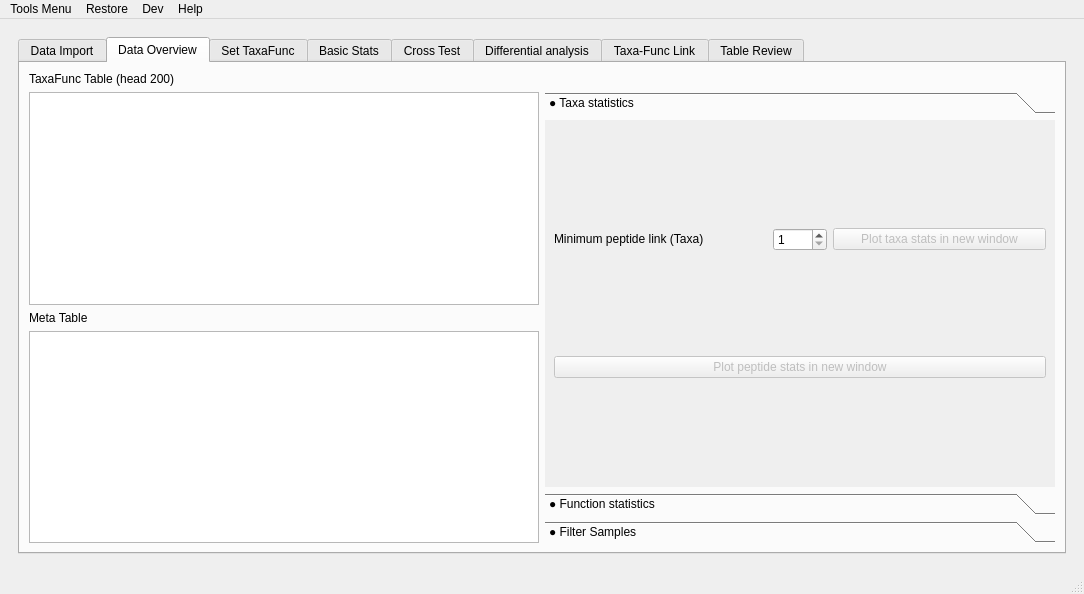
Above: utils/MetaX_GUI/MainWindow.ui from byemaxx/MetaX before the change. Below: the same form after it.
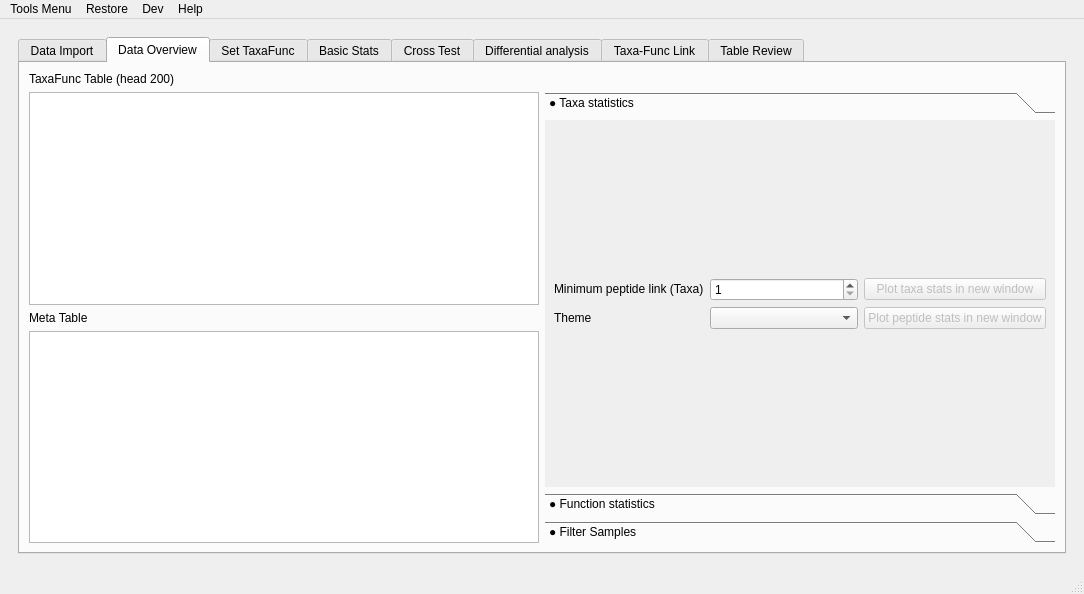
That is the form after the change. The open tabs and pages were chosen to show the change.

Commit message: - New: Add an option to plot the data overview with theme.

Patch:
```diff
--- a/utils/MetaX_GUI/MainWindow.ui
+++ b/utils/MetaX_GUI/MainWindow.ui
@@ -239,8 +239,8 @@
                 <rect>
                  <x>0</x>
                  <y>0</y>
-                 <width>360</width>
-                 <height>80</height>
+                 <width>477</width>
+                 <height>373</height>
                 </rect>
                </property>
                <attribute name="label">
@@ -250,12 +250,12 @@
                 <item row="3" column="0" colspan="2">
                  <layout class="QVBoxLayout" name="verticalLayout_overview_plot"/>
                 </item>
-                <item row="0" column="0" colspan="2">
-                 <layout class="QHBoxLayout" name="horizontalLayout_6">
-                  <item>
+                <item row="1" column="0" colspan="2">
+                 <layout class="QGridLayout" name="gridLayout_36">
+                  <item row="0" column="0">
                    <widget class="QLabel" name="label_133">
                     <property name="sizePolicy">
-                     <sizepolicy hsizetype="Preferred" vsizetype="Fixed">
+                     <sizepolicy hsizetype="Maximum" vsizetype="Fixed">
                       <horstretch>0</horstretch>
                       <verstretch>0</verstretch>
                      </sizepolicy>
@@ -265,10 +265,10 @@
                     </property>
                    </widget>
                   </item>
-                  <item>
+                  <item row="0" column="1">
                    <widget class="QSpinBox" name="spinBox_overview_tax_plot_new_window_peptide_num">
                     <property name="sizePolicy">
-                     <sizepolicy hsizetype="Maximum" vsizetype="Fixed">
+                     <sizepolicy hsizetype="Preferred" vsizetype="Fixed">
                       <horstretch>0</horstretch>
                       <verstretch>0</verstretch>
                      </sizepolicy>
@@ -281,7 +281,14 @@
                     </property>
                    </widget>
                   </item>
-                  <item>
+                  <item row="1" column="0">
+                   <widget class="QLabel" name="label_154">
+                    <property name="text">
+                     <string>Theme</string>
+                    </property>
+                   </widget>
+                  </item>
+                  <item row="0" column="2">
                    <widget class="QPushButton" name="pushButton_overview_tax_plot_new_window">
                     <property name="enabled">
                      <bool>false</bool>
@@ -297,9 +304,10 @@
                     </property>
                    </widget>
                   </item>
-                 </layout>
-                </item>
-                <item row="1" column="0" colspan="2">
+                  <item row="1" column="1">
+                   <widget class="QComboBox" name="comboBox_data_overiew_theme"/>
+                  </item>
+                  <item row="1" column="2">
                  <widget class="QPushButton" name="pushButton_overview_peptide_plot_new_window">
                   <property name="enabled">
                    <bool>false</bool>
@@ -314,6 +322,8 @@
                    <string>Plot peptide stats in new window</string>
                   </property>
                  </widget>
+                  </item>
+                 </layout>
                 </item>
                </layout>
               </widget>
```
Left out of the diff: 4 changed lines with no effect on the pictures. Lines whose indentation alone changed are shown as unchanged. The commit also changes 6 other files.
